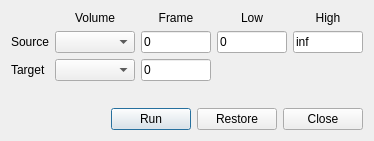
freesurfer/freesurfer, file freeview/DialogThresholdVolume.ui: the form before one commit.
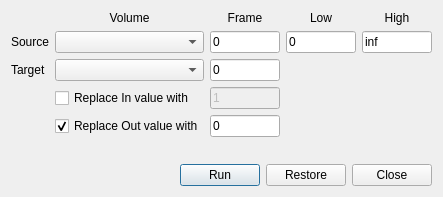
The form after the commit.

Commit message: Add option to replace in/out value for volume thresholding

Diff of the .ui file:
```diff
--- a/freeview/DialogThresholdVolume.ui
+++ b/freeview/DialogThresholdVolume.ui
@@ -7,7 +7,7 @@
     <x>0</x>
     <y>0</y>
     <width>428</width>
-    <height>161</height>
+    <height>204</height>
    </rect>
   </property>
   <property name="windowTitle">
@@ -138,6 +138,55 @@
        </property>
       </widget>
      </item>
+     <item row="3" column="1">
+      <widget class="QCheckBox" name="checkBoxReplaceIn">
+       <property name="text">
+        <string>Replace In value with</string>
+       </property>
+      </widget>
+     </item>
+     <item row="3" column="2">
+      <widget class="QLineEdit" name="lineEditInValue">
+       <property name="enabled">
+        <bool>false</bool>
+       </property>
+       <property name="maximumSize">
+        <size>
+         <width>70</width>
+         <height>16777215</height>
+        </size>
+       </property>
+       <property name="text">
+        <string>1</string>
+       </property>
+      </widget>
+     </item>
+     <item row="4" column="1">
+      <widget class="QCheckBox" name="checkBoxReplaceOut">
+       <property name="text">
+        <string>Replace Out value with</string>
+       </property>
+       <property name="checked">
+        <bool>true</bool>
+       </property>
+      </widget>
+     </item>
+     <item row="4" column="2">
+      <widget class="QLineEdit" name="lineEditOutValue">
+       <property name="enabled">
+        <bool>true</bool>
+       </property>
+       <property name="maximumSize">
+        <size>
+         <width>70</width>
+         <height>16777215</height>
+        </size>
+       </property>
+       <property name="text">
+        <string>0</string>
+       </property>
+      </widget>
+     </item>
     </layout>
    </item>
    <item>
```
Left out of the diff: 44 changed lines with no effect on the pictures. The commit also changes 11 other files.
